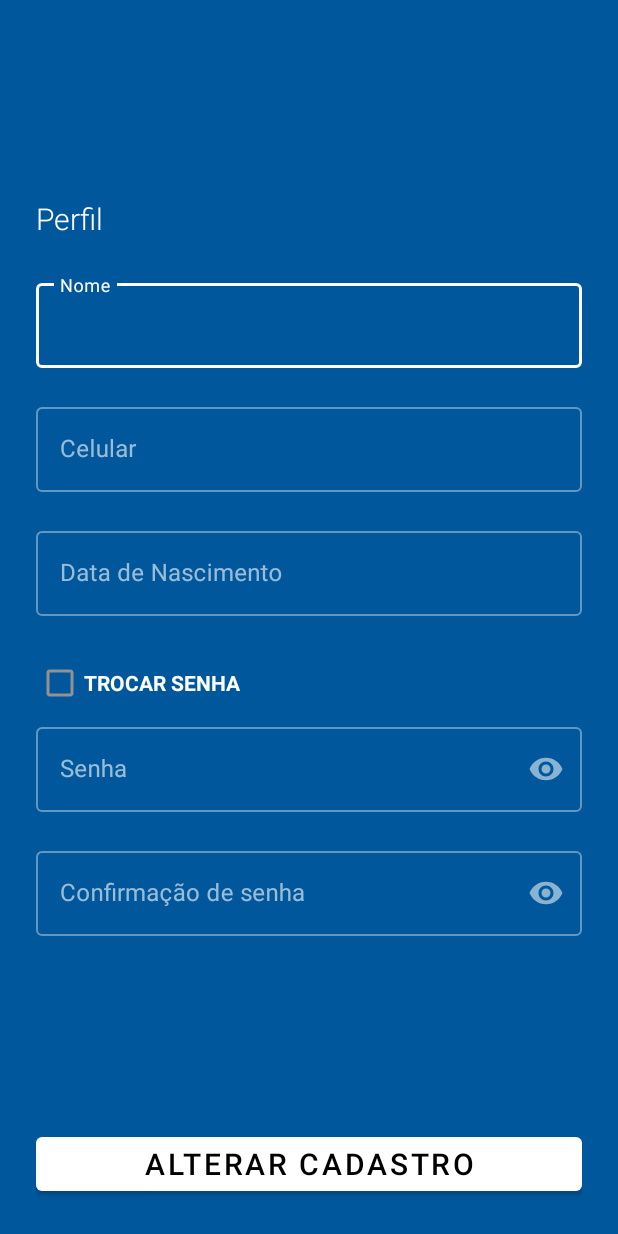
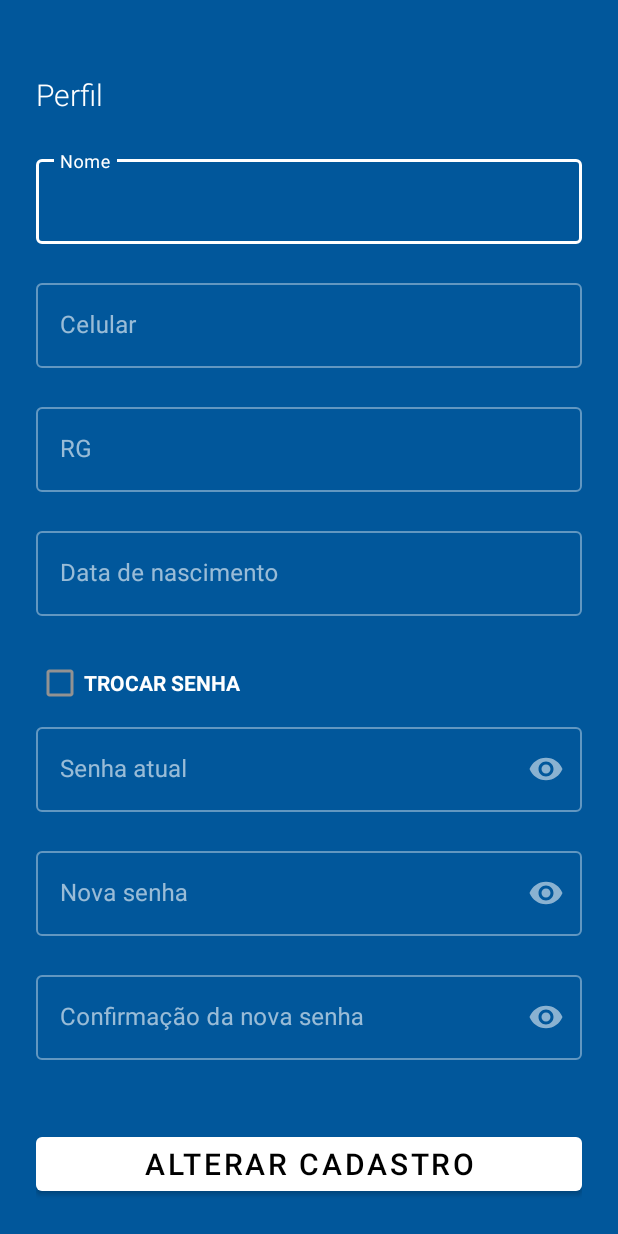
Before and after one commit to tiagomnunes89/vidacademica, an Android app: the screen it shows after launch (ProfileActivity), on a phone screen of 412 x 824 dp. Run offline under Robolectric (Android 15) with nearby library versions, the light colour scheme and no system bars; our stand-ins replace data binding.

Commit message:
insert field social id

```diff
--- a/app/src/main/res/layout/activity_profile.xml
+++ b/app/src/main/res/layout/activity_profile.xml
@@ -106,6 +106,24 @@
                     </com.google.android.material.textfield.TextInputLayout>
 
                     <com.google.android.material.textfield.TextInputLayout
+                        android:id="@+id/text_input_rg"
+                        style="@style/Widget.MaterialComponents.TextInputLayout.OutlinedBox"
+                        android:layout_width="match_parent"
+                        android:layout_height="wrap_content"
+                        app:errorEnabled="true">
+
+                        <com.google.android.material.textfield.TextInputEditText
+                            android:layout_width="match_parent"
+                            android:layout_height="wrap_content"
+                            android:backgroundTint="@android:color/white"
+                            android:hint="@string/rg"
+                            android:inputType="phone"
+                            android:textColor="@android:color/white"
+                            android:textColorHint="@android:color/white" />
+
+                    </com.google.android.material.textfield.TextInputLayout>
+
+                    <com.google.android.material.textfield.TextInputLayout
                         android:id="@+id/text_input_birth"
                         style="@style/Widget.MaterialComponents.TextInputLayout.OutlinedBox"
                         android:layout_width="match_parent"
@@ -147,7 +165,7 @@
                             android:layout_width="match_parent"
                             android:layout_height="wrap_content"
                             android:backgroundTint="@android:color/white"
-                            android:hint="@string/password"
+                            android:hint="@string/current_password"
                             android:inputType="textPassword"
                             android:textColor="@android:color/white"
                             android:textColorHint="@android:color/white" />
@@ -167,7 +185,27 @@
                             android:layout_width="match_parent"
                             android:layout_height="wrap_content"
                             android:backgroundTint="@android:color/white"
-                            android:hint="@string/password_confirmation"
+                            android:hint="@string/new_password"
+                            android:inputType="textPassword"
+                            android:textColor="@android:color/white"
+                            android:textColorHint="@android:color/white" />
+
+                    </com.google.android.material.textfield.TextInputLayout>
+
+                    <com.google.android.material.textfield.TextInputLayout
+                        android:id="@+id/text_input_new_password_confirmation"
+                        style="@style/Widget.MaterialComponents.TextInputLayout.OutlinedBox"
+                        android:layout_width="match_parent"
+                        android:layout_height="wrap_content"
+                        android:visibility="@{wantsToChangePass ? View.VISIBLE : View.GONE, default = gone}"
+                        app:errorEnabled="true"
+                        app:passwordToggleEnabled="true">
+
+                        <com.google.android.material.textfield.TextInputEditText
+                            android:layout_width="match_parent"
+                            android:layout_height="wrap_content"
+                            android:backgroundTint="@android:color/white"
+                            android:hint="@string/new_password_confirmation"
                             android:inputType="textPassword"
                             android:textColor="@android:color/white"
                             android:textColorHint="@android:color/white" />
--- a/app/src/main/res/values/strings.xml
+++ b/app/src/main/res/values/strings.xml
@@ -10,7 +10,7 @@
     <string name="name">Nome</string>
     <string name="email">E-mail</string>
     <string name="cellphone">Celular</string>
-    <string name="birth_date">Data de Nascimento</string>
+    <string name="birth_date">Data de nascimento</string>
     <string name="password_confirmation">Confirmação de senha</string>
     <string name="send_register">Enviar cadastro</string>
     <string name="create_register">Criar Cadastro</string>
@@ -22,6 +22,10 @@
     <string name="update_register">Alterar cadastro</string>
     <string name="change_password">Trocar senha</string>
     <string name="title_activity_create_subject">createSubjectActivity</string>
-    <string name="nota_minima">Nota Minima</string>
-    <string name="dt_inicio">Data de inicio</string>
+    <string name="nota_minima">Nota mínima</string>
+    <string name="dt_inicio">Data de início</string>
+    <string name="rg">RG</string>
+    <string name="new_password_confirmation">Confirmação da nova senha</string>
+    <string name="new_password">Nova senha</string>
+    <string name="current_password">Senha atual</string>
 </resources>
```
Also changed, not shown: app/src/main/res/layout/activity_register.xml (+18 -0 lines).
